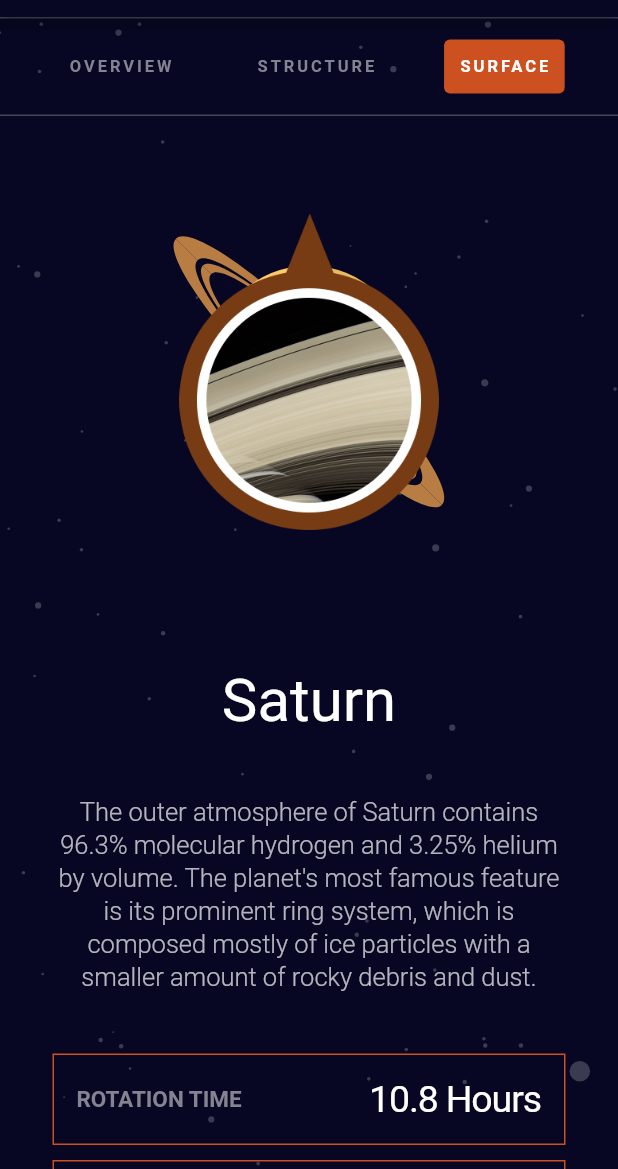
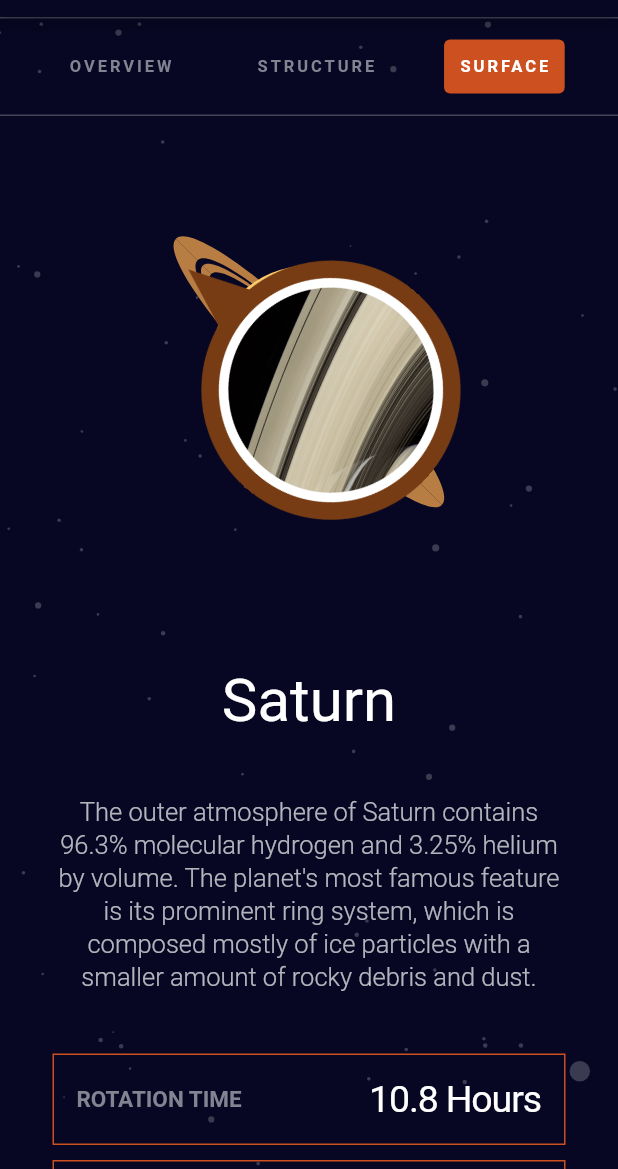
Before and after one commit to PilKvas/flutter_solar_system_application, a Flutter app: the PlanetSaturnScreen screen opened by its route, after a tap on "STRUCTURE", after a tap on "SURFACE", on a phone screen of 412 x 824 dp, the part 67-1236 px from its top. Run offline on Flutter 3.47's test engine with Material 2 defaults, Android fonts, the phone set to English and light mode, and no system bars; our stand-ins replace flutter_svg, google_fonts; Roboto replaces fonts that are missing (Antonio).

Commit message:
saturn rotate secondarySvgAsset

```diff
--- a/lib/planets/planet_saturn_screen.dart
+++ b/lib/planets/planet_saturn_screen.dart
@@ -1,3 +1,5 @@
+import 'dart:math';
+
 import "package:flutter/material.dart";
 import 'package:flutter_solar_system_application/configurations.dart';
 import 'package:flutter_solar_system_application/widgets/background.dart';
@@ -182,12 +184,15 @@ class _PlanetSaturnScreenState extends State<PlanetSaturnScreen> {
                             width: mainSizeSvgAsset.width,
                             height: mainSizeSvgAsset.height,
                           ),
-                          Opacity(
-                            opacity: isActiveSurface ? 1 : 0,
-                            child: Image.asset(
-                              secondarySvgAsset,
-                              width: mainSizeSvgAsset.width,
-                              height: mainSizeSvgAsset.height,
+                          Transform.rotate(
+                            angle:  310 * pi /180,
+                            child: Opacity(
+                              opacity: isActiveSurface ? 1 : 0,
+                              child: Image.asset(
+                                secondarySvgAsset,
+                                width: mainSizeSvgAsset.width,
+                                height: mainSizeSvgAsset.height,
+                              ),
                             ),
                           )
                         ],
```
Also changed, not shown: pubspec.lock, 3 other files.
